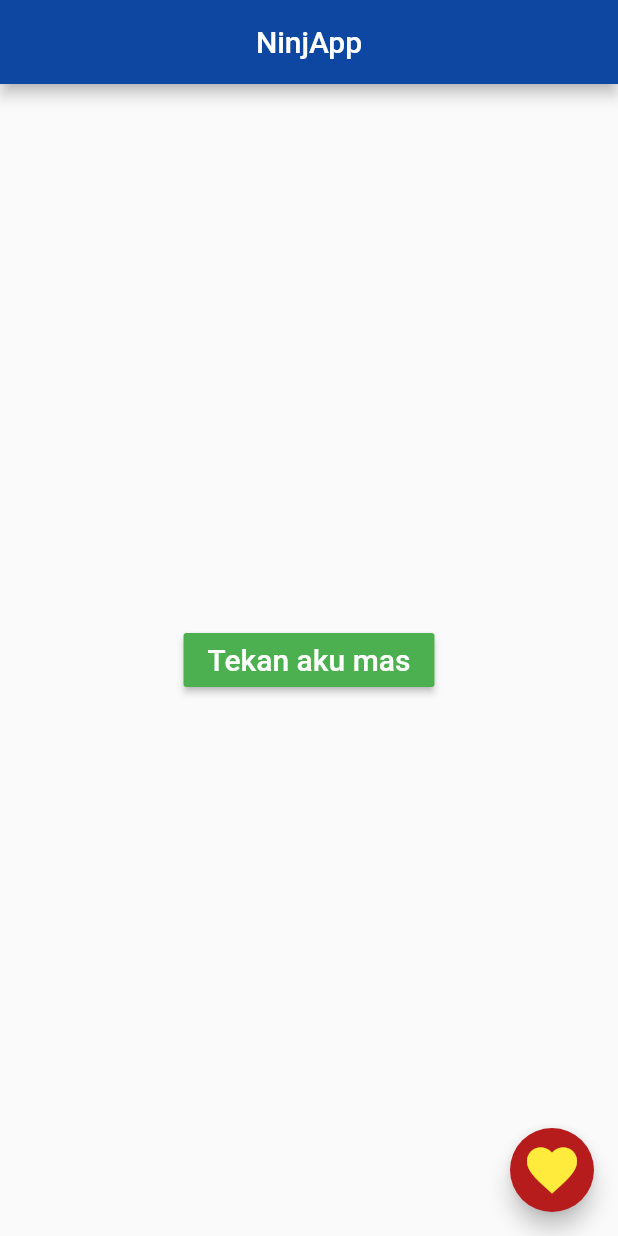
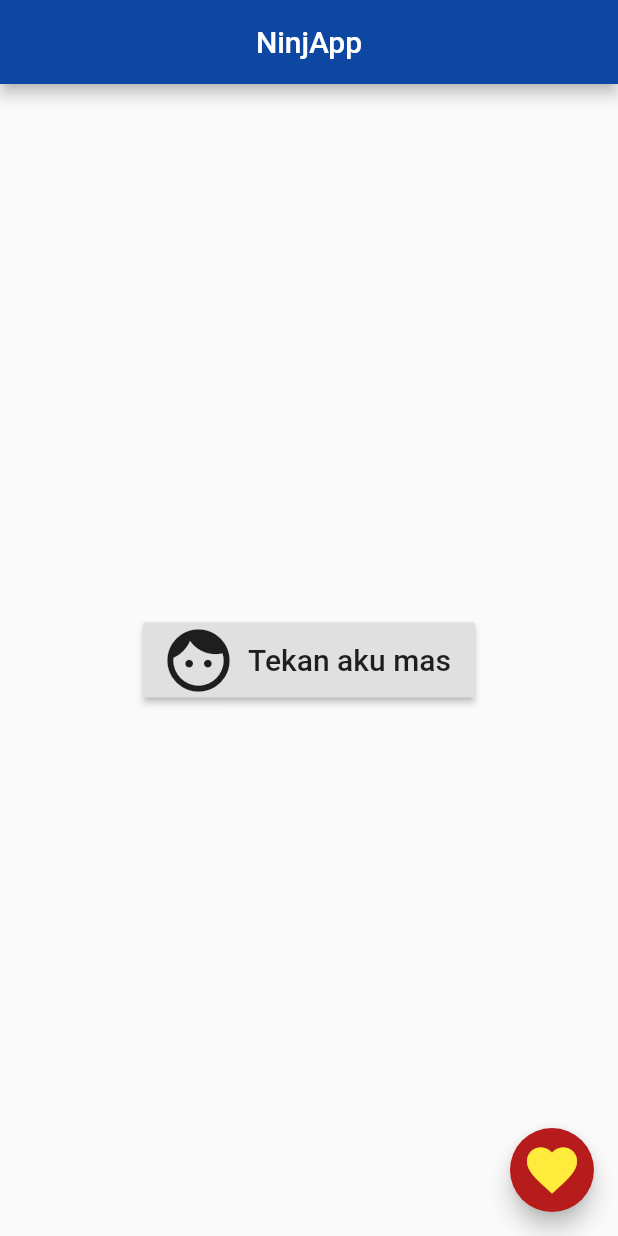
Before and after one commit to bintangDiyantoro/ninjaflutter, a Flutter app: the screen it shows after launch, on a phone screen of 412 x 824 dp. Run offline on Flutter 3.47's test engine with Material 2 defaults, Android fonts, the phone set to English and light mode, and no system bars.

Commit message:
Raised Button & Icon

```diff
--- a/lib/main.dart
+++ b/lib/main.dart
@@ -19,14 +19,16 @@ class MyApp extends StatelessWidget {
           centerTitle: true,
         ),
         body: Center(
-          child: RaisedButton(
-            // child: FlatButton(
+          child: RaisedButton.icon(
+            label: Text(
+              "Tekan aku mas",
+              style: TextStyle(fontSize: 20),
+            ),
+            icon: Icon(
+              Icons.face,
+              size: 50,
+            ),
             onPressed: () {},
-            child: Text(
-              "Tekan aku mas",
-              style: TextStyle(fontSize: 20, color: Colors.white),
-            ),
-            color: Colors.green,
           ),
         ),
         floatingActionButton: FloatingActionButton(
```
